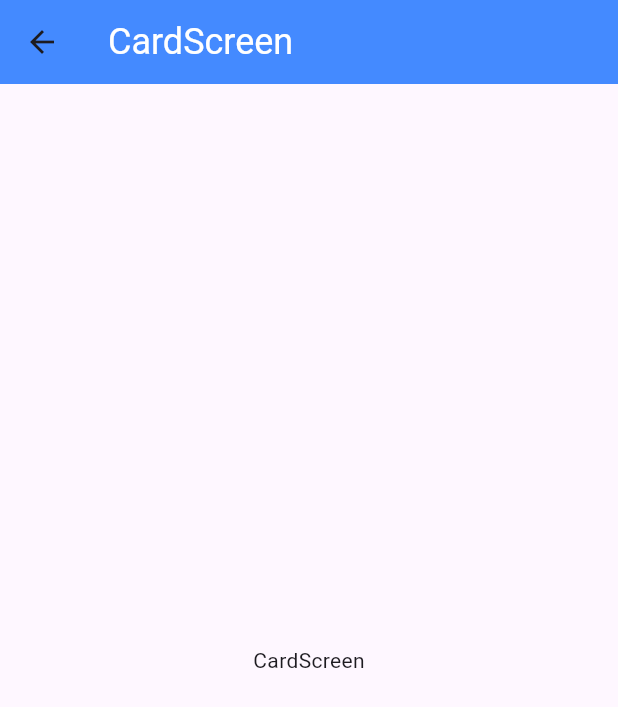
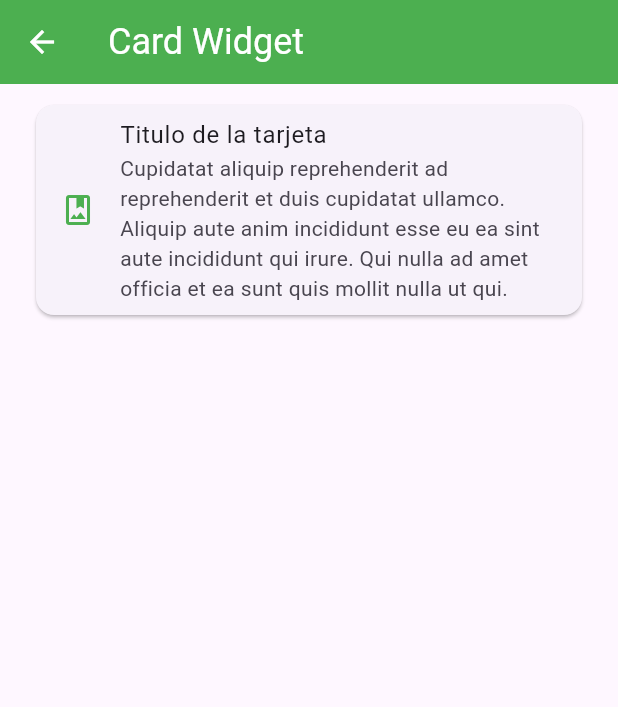
Before and after one commit to Guillermojs9/fl_componentes, a Flutter app: the CardScreen screen opened by its route, on a phone screen of 412 x 824 dp. Shown: the top 707 px of the screen. Run offline on Flutter 3.47's test engine with Material 3 defaults, Android fonts, the phone set to English and light mode, and no system bars.

Commit message:
ListView con un Card

```diff
--- a/fl_componentes/lib/screens/card_screen.dart
+++ b/fl_componentes/lib/screens/card_screen.dart
@@ -1,19 +1,30 @@
+import 'package:fl_componentes/theme/app_theme.dart';
 import 'package:flutter/material.dart';
 
 class CardScreen extends StatelessWidget {
-
   const CardScreen({super.key});
 
   @override
   Widget build(BuildContext context) {
-    return  Scaffold(
-      appBar: AppBar(
-          title: const Text("CardScreen"),
-          backgroundColor: Colors.blueAccent,
+    return Scaffold(
+        appBar: AppBar(
+          title: const Text("Card Widget"),
         ),
-      body: const Center(
-         child: Text('CardScreen'),
-      ),
-    );
+        body: ListView(
+          padding: const EdgeInsets.symmetric(horizontal: 20, vertical: 10),
+          children: const [
+            Card(
+              child: Column(
+                children: [
+                  ListTile(
+                      leading: Icon(Icons.photo_album_outlined, color: AppTheme.primary),
+                      title: Text("Titulo de la tarjeta"),
+                      subtitle: Text("Cupidatat aliquip reprehenderit ad reprehenderit et duis cupidatat ullamco. Aliquip aute anim incididunt esse eu ea sint aute incididunt qui irure. Qui nulla ad amet officia et ea sunt quis mollit nulla ut qui."),
+                      )
+                ],
+              ),
+            )
+          ],
+        ));
   }
 }
--- a/fl_componentes/lib/theme/app_theme.dart
+++ b/fl_componentes/lib/theme/app_theme.dart
@@ -7,6 +7,6 @@ class AppTheme {
   static final ThemeData lightTheme = ThemeData.light().copyWith(
     primaryColor: primary,
     //AppBar Theme
-    appBarTheme: const AppBarTheme(color: primary, titleTextStyle: TextStyle(color: Colors.white, fontSize: 24)),
+    appBarTheme: const AppBarTheme(color: primary, titleTextStyle: TextStyle(color: Colors.white, fontSize: 24), iconTheme: IconThemeData(color: Colors.white)),
     listTileTheme: const ListTileThemeData(iconColor: primary));
 }
```
